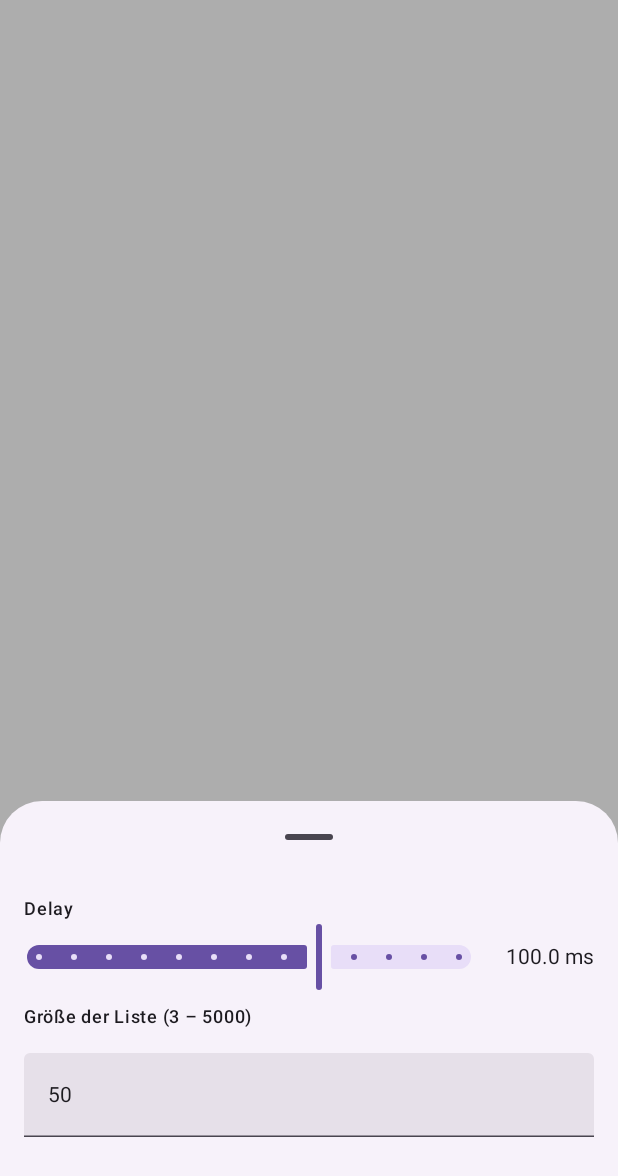
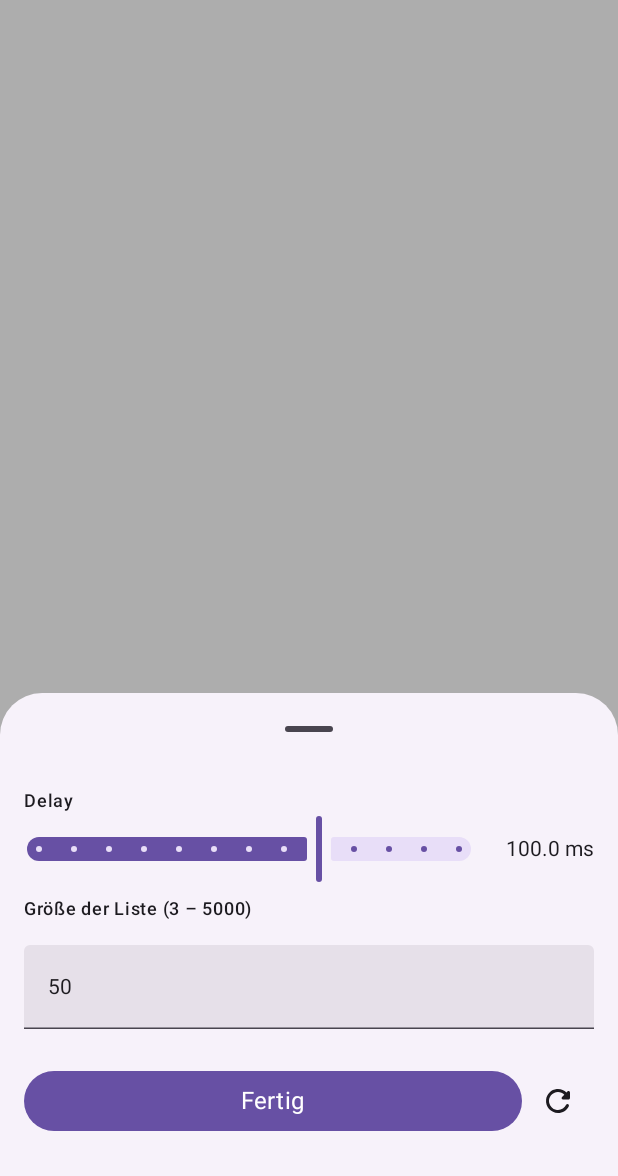
Before and after one commit to RaffaelW/SortVisualizer, an Android app built with Jetpack Compose: the @Preview function BottomSheetPreview, on a phone screen of 412 x 824 dp. Shown: the top 1176 px of the screen. Run offline under Robolectric (Android 15) with nearby library versions, the phone set to English and light mode, and no system bars.

Commit message:
added button to close the bottom sheet and a button to reset the input

```diff
--- a/app/src/main/java/com/raffascript/sortvisualizer/presentation/visualizer/BottomSheet.kt
+++ b/app/src/main/java/com/raffascript/sortvisualizer/presentation/visualizer/BottomSheet.kt
@@ -3,6 +3,8 @@ package com.raffascript.sortvisualizer.presentation.visualizer
 import androidx.compose.foundation.layout.*
 import androidx.compose.foundation.text.KeyboardActions
 import androidx.compose.foundation.text.KeyboardOptions
+import androidx.compose.material.icons.Icons
+import androidx.compose.material.icons.rounded.Refresh
 import androidx.compose.material3.*
 import androidx.compose.runtime.Composable
 import androidx.compose.ui.Alignment
@@ -13,6 +15,7 @@ import androidx.compose.ui.text.input.KeyboardType
 import androidx.compose.ui.text.style.TextAlign
 import androidx.compose.ui.tooling.preview.Preview
 import androidx.compose.ui.unit.dp
+import androidx.compose.ui.unit.sp
 import com.raffascript.sortvisualizer.R
 import com.raffascript.sortvisualizer.data.DelayValue
 
@@ -65,6 +68,27 @@ fun BottomSheet(
                 isError = !isListSizeInputValid
             )
 
+            Row(modifier = Modifier.fillMaxWidth().padding(top = 24.dp)) {
+                Button(
+                    modifier = Modifier.weight(1f),
+                    onClick = { onEvent(VisualizerUiEvent.HideBottomSheet) }
+                ) {
+                    Text(
+                        text = stringResource(R.string.finish),
+                        fontSize = 16.sp,
+                        style = MaterialTheme.typography.bodyMedium
+                    )
+                }
+                IconButton(
+                    onClick = {
+                        onEvent(VisualizerUiEvent.ChangeDelay(DelayValue.default))
+                        onEvent(VisualizerUiEvent.ChangeListSizeInput("${VisualizerViewModel.DEFAULT_LIST_SIZE}"))
+                    }
+                ) {
+                    Icon(imageVector = Icons.Rounded.Refresh, contentDescription = stringResource(R.string.reset))
+                }
+            }
+
             Spacer(modifier = Modifier.size(50.dp))
         }
     }
```
